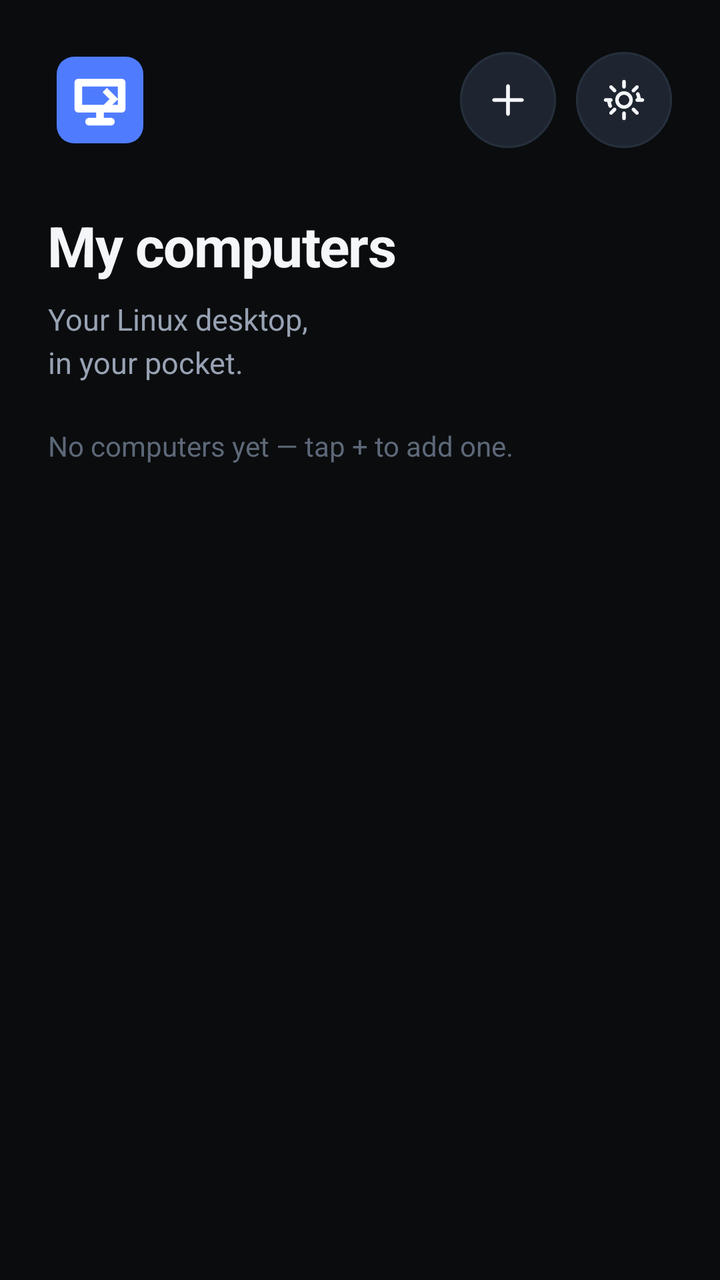
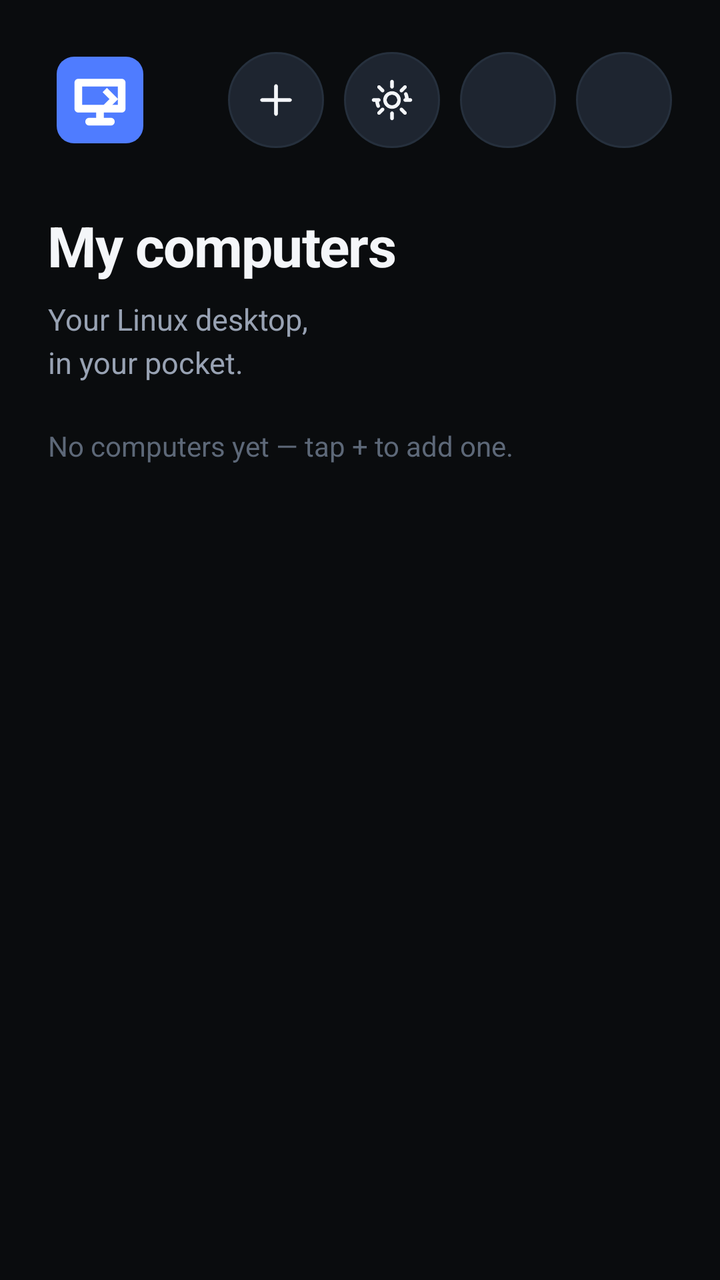

The first picture is an Android layout as it rendered before a commit; the second is the same layout after the commit. The layout source and the unified diff follow.
<!-- AndroidManifest.xml: application theme Theme.Remote -->
<!-- res/layout/activity_main.xml -->
<?xml version="1.0" encoding="utf-8"?>
<ScrollView xmlns:android="http://schemas.android.com/apk/res/android"
    android:layout_width="match_parent"
    android:layout_height="match_parent"
    android:fillViewport="true"
    android:background="@color/bg">

    <LinearLayout
        android:layout_width="match_parent"
        android:layout_height="wrap_content"
        android:orientation="vertical"
        android:padding="24dp">

        <LinearLayout
            android:layout_width="match_parent"
            android:layout_height="wrap_content"
            android:orientation="horizontal"
            android:gravity="center_vertical">

            <ImageView
                android:layout_width="52dp"
                android:layout_height="52dp"
                android:src="@drawable/ic_logo" />

            <Space
                android:layout_width="0dp"
                android:layout_height="1dp"
                android:layout_weight="1" />

            <ImageButton
                android:id="@+id/btn_add"
                android:layout_width="48dp"
                android:layout_height="48dp"
                android:background="@drawable/bg_icon_btn"
                android:src="@drawable/ic_add"
                android:contentDescription="@string/add"
                android:padding="12dp" />

            <ImageButton
                android:id="@+id/btn_settings"
                android:layout_width="48dp"
                android:layout_height="48dp"
                android:layout_marginStart="10dp"
                android:background="@drawable/bg_icon_btn"
                android:src="@drawable/ic_settings"
                android:contentDescription="@string/settings"
                android:padding="12dp" />
        </LinearLayout>

        <TextView
            style="@style/RemoteTitle"
            android:layout_width="wrap_content"
            android:layout_height="wrap_content"
            android:layout_marginTop="28dp"
            android:text="@string/my_computers" />

        <TextView
            style="@style/RemoteSubtitle"
            android:layout_width="wrap_content"
            android:layout_height="wrap_content"
            android:layout_marginTop="8dp"
            android:text="@string/tagline" />

        <LinearLayout
            android:id="@+id/saved_list"
            android:layout_width="match_parent"
            android:layout_height="wrap_content"
            android:orientation="vertical"
            android:layout_marginTop="18dp" />

        <TextView
            android:id="@+id/empty_saved"
            android:layout_width="wrap_content"
            android:layout_height="wrap_content"
            android:layout_marginTop="4dp"
            android:text="@string/no_saved"
            android:textColor="@color/text_faint"
            android:textSize="14sp" />

    </LinearLayout>
</ScrollView>
<!-- resources referenced by this layout -->
<resources>
  <color name="bg">#0A0C0E</color>
  <color name="text_faint">#5D6878</color>
  <!-- drawable bg_icon_btn (drawable) -->
  <?xml version="1.0" encoding="utf-8"?>
  <shape xmlns:android="http://schemas.android.com/apk/res/android" android:shape="oval">
      <solid android:color="@color/surface2" />
      <stroke android:width="1dp" android:color="@color/divider" />
  </shape>
  <!-- drawable ic_add (drawable) -->
  <vector xmlns:android="http://schemas.android.com/apk/res/android"
      android:width="24dp" android:height="24dp"
      android:viewportWidth="24" android:viewportHeight="24">
      <path
          android:strokeColor="#F4F6F9"
          android:strokeWidth="1.8"
          android:strokeLineCap="round"
          android:fillColor="#00000000"
          android:pathData="M12,5 v14 M5,12 h14" />
  </vector>
  <string name="add">Add</string>
  <string name="my_computers">My computers</string>
  <string name="no_saved">No computers yet — tap + to add one.</string>
  <string name="settings">Settings</string>
  <string name="tagline">Your Linux desktop,\nin your pocket.</string>
  <style name="RemoteSubtitle">
          <item name="android:textColor">@color/text_dim</item>
          <item name="android:textSize">15sp</item>
          <item name="android:fontFamily">sans-serif</item>
          <item name="android:lineSpacingExtra">4dp</item>
      </style>
  <style name="RemoteTitle">
          <item name="android:textColor">@color/text</item>
          <item name="android:textSize">28sp</item>
          <item name="android:textStyle">bold</item>
          <item name="android:fontFamily">sans-serif</item>
          <item name="android:letterSpacing">-0.02</item>
      </style>
  <color name="surface2">#1E2530</color>
  <color name="divider">#26303D</color>
  <color name="text_dim">#98A2B3</color>
  <color name="text">#F4F6F9</color>
  <style name="RemoteEditText" parent="android:Widget.EditText">
          <item name="android:background">@drawable/bg_input</item>
          <item name="android:textColor">@color/text</item>
          <item name="android:textColorHint">@color/text_faint</item>
          <item name="android:padding">16dp</item>
          <item name="android:textSize">16sp</item>
          <item name="android:fontFamily">sans-serif</item>
      </style>
  <style name="RemoteButton" parent="android:Widget.Button">
          <item name="android:background">@drawable/bg_button</item>
          <item name="android:textColor">#FFFFFF</item>
          <item name="android:textSize">16sp</item>
          <item name="android:textStyle">bold</item>
          <item name="android:textAllCaps">false</item>
          <item name="android:fontFamily">sans-serif-medium</item>
          <item name="android:minHeight">58dp</item>
      </style>
  <style name="RemoteCheckBox" parent="android:Widget.CompoundButton.CheckBox">
          <item name="android:textColor">@color/text</item>
          <item name="android:fontFamily">sans-serif</item>
      </style>
  <!-- drawable bg_input (drawable) -->
  <?xml version="1.0" encoding="utf-8"?>
  <shape xmlns:android="http://schemas.android.com/apk/res/android" android:shape="rectangle">
      <solid android:color="@color/surface2" />
      <stroke android:width="1dp" android:color="@color/divider" />
      <corners android:radius="14dp" />
  </shape>
  <!-- drawable bg_button (drawable) -->
  <?xml version="1.0" encoding="utf-8"?>
  <shape xmlns:android="http://schemas.android.com/apk/res/android" android:shape="rectangle">
      <solid android:color="@color/accent" />
      <corners android:radius="16dp" />
  </shape>
  <color name="accent">#4F7CFF</color>
</resources>

<!-- the commit's change to res/layout/activity_main.xml (unified diff, before → after) -->
@@ -45,6 +45,26 @@
                 android:src="@drawable/ic_settings"
                 android:contentDescription="@string/settings"
                 android:padding="12dp" />
+
+            <ImageButton
+                android:id="@+id/btn_security"
+                android:layout_width="48dp"
+                android:layout_height="48dp"
+                android:layout_marginStart="10dp"
+                android:background="@drawable/bg_icon_btn"
+                android:src="@drawable/ic_shield"
+                android:contentDescription="@string/security_center"
+                android:padding="12dp" />
+
+            <ImageButton
+                android:id="@+id/btn_history"
+                android:layout_width="48dp"
+                android:layout_height="48dp"
+                android:layout_marginStart="10dp"
+                android:background="@drawable/bg_icon_btn"
+                android:src="@drawable/ic_history"
+                android:contentDescription="@string/session_history"
+                android:padding="12dp" />
         </LinearLayout>
 
         <TextView
<!-- resource entries referenced after the edit -->
@@ -22,6 +22,8 @@
   <string name="add">Add</string>
   <string name="my_computers">My computers</string>
   <string name="no_saved">No computers yet — tap + to add one.</string>
+  <string name="security_center">Security center</string>
+  <string name="session_history">Session history</string>
   <string name="settings">Settings</string>
   <string name="tagline">Your Linux desktop,\nin your pocket.</string>
   <style name="RemoteSubtitle">
